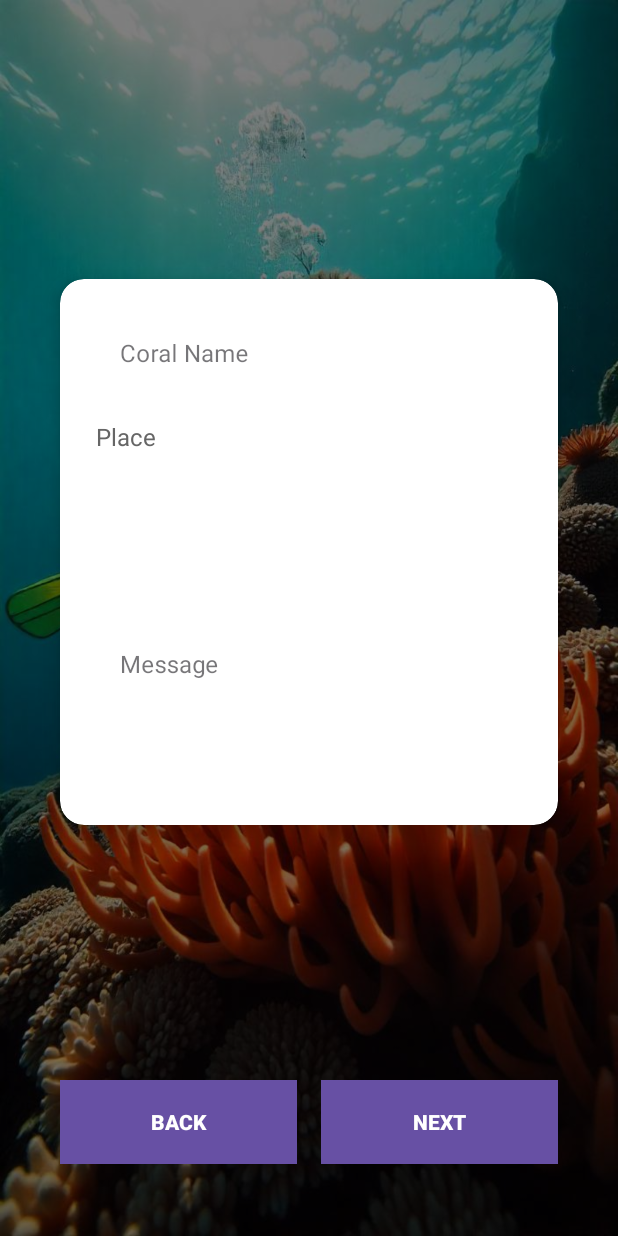
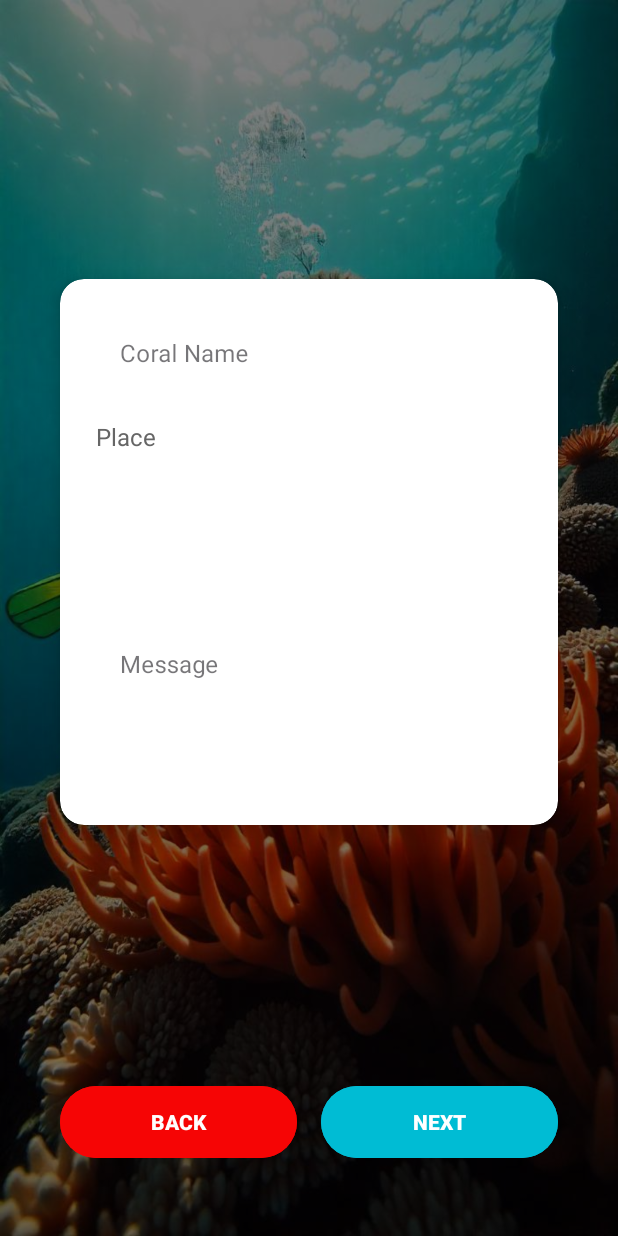
Before and after one commit to YosuaChristian69/aplikasiadopsiterumbukarang, an Android app: the UserAddCoralFragment screen opened through its navigation route, on a phone screen of 412 x 824 dp. Run offline under Robolectric (Android 15) with nearby library versions, the phone set to English and light mode, and no system bars.

Commit message:
ui fix add coral

```diff
--- a/app/src/main/java/id/istts/aplikasiadopsiterumbukarang/presentation/fragments/user/UserAddCoralFragment.kt
+++ b/app/src/main/java/id/istts/aplikasiadopsiterumbukarang/presentation/fragments/user/UserAddCoralFragment.kt
@@ -1,34 +1,28 @@
 package id.istts.aplikasiadopsiterumbukarang.presentation.fragments.user
 
 import android.os.Bundle
+import android.util.Log
 import androidx.fragment.app.Fragment
 import android.view.LayoutInflater
 import android.view.View
 import android.view.ViewGroup
+import android.widget.Button
+import android.widget.TextView
+import android.widget.Toast
+import androidx.lifecycle.lifecycleScope
+import androidx.navigation.fragment.findNavController
+import com.google.android.material.bottomnavigation.BottomNavigationView
 import id.istts.aplikasiadopsiterumbukarang.R
+import id.istts.aplikasiadopsiterumbukarang.utils.SessionManager
+import kotlinx.coroutines.launch
 
-// TODO: Rename parameter arguments, choose names that match
-// the fragment initialization parameters, e.g. ARG_ITEM_NUMBER
-private const val ARG_PARAM1 = "param1"
-private const val ARG_PARAM2 = "param2"
 
-/**
- * A simple [Fragment] subclass.
- * Use the [UserAddCoralFragment.newInstance] factory method to
- * create an instance of this fragment.
- */
 class UserAddCoralFragment : Fragment() {
-    // TODO: Rename and change types of parameters
-    private var param1: String? = null
-    private var param2: String? = null
+    private lateinit var sessionManager: SessionManager
+    private lateinit var userGreetingTextView: TextView
+    private lateinit var bottomNavigation: BottomNavigationView
+    private lateinit var btnBack: Button
 
-    override fun onCreate(savedInstanceState: Bundle?) {
-        super.onCreate(savedInstanceState)
-        arguments?.let {
-            param1 = it.getString(ARG_PARAM1)
-            param2 = it.getString(ARG_PARAM2)
-        }
-    }
 
     override fun onCreateView(
         inflater: LayoutInflater, container: ViewGroup?,
@@ -37,5 +31,142 @@ class UserAddCoralFragment : Fragment() {
         // Inflate the layout for this fragment
         return inflater.inflate(R.layout.fragment_user_add_coral, container, false)
     }
+    override fun onViewCreated(view: View, savedInstanceState: Bundle?) {
+        super.onViewCreated(view, savedInstanceState)
+
+        sessionManager = SessionManager(requireContext())
+
+        // Initialize views first
+        initializeViews(view)
+
+        // Setup logout button immediately (tidak tergantung validasi)
+//        setupLogoutButton()
+
+        lifecycleScope.launch {
+            if (!validateUserAccess()) {
+                return@launch
+            }
+            setupViews()
+        }
+    }
+    private fun setupViews() {
+        try {
+            val userName = sessionManager.fetchUserName() ?: "User"
+            userGreetingTextView.text = "Hi, $userName"
+
+            // Setup bottom navigation if needed\
+            btnBack.setOnClickListener{
+                Log.d("UserAddCoral", "btn back pressed")
+                findNavController().navigate(R.id.action_userAddCoralFragment_to_userDashboardFragment)
+//                true
+            }
+//            bottomNavigation.setOnItemSelectedListener { menuItem ->
+//                when (menuItem.itemId) {
+                    // Handle navigation items based on your menu
+//                     R.id.nav_my_coral -> {
+//                         findNavController().navigate(R.id.action_userAddCoralFragment_to_userDashboardFragment)
+//                         true
+//                     }
+//                    R.id.nav_adopt_coral ->{
+//                        findNavController().navigate(R.id.action_userDashboardFragment_to_userAddCoralFragment)
+//                        true
+//                    }
+//                    else -> false
+//                }
+//            }
+
+            Log.d("UserDashboard", "Views setup complete")
+        } catch (e: Exception) {
+            Log.e("UserDashboard", "Error setting up views: ${e.message}")
+            e.printStackTrace()
+        }
+    }
+
+    private fun navigateToLogin() {
+        if (isAdded && !isDetached && !isRemoving) {
+            try {
+                Log.d("UserDashboard", "Navigating to login")
+                findNavController().navigate(R.id.action_userDashboardFragment_to_loginFragment)
+            } catch (e: Exception) {
+                Log.e("UserDashboard", "Navigation error: ${e.message}")
+                e.printStackTrace()
+            }
+        }
+    }
+
+    private fun performLogout() {
+        if (!isAdded || isDetached) {
+            Log.w("UserDashboard", "Cannot perform logout - fragment not attached")
+            return
+        }
+
+        try {
+            Log.d("UserDashboard", "Performing logout...")
+
+            // Clear session data
+            sessionManager.clearSession()
+
+            // Show logout confirmation message
+            Toast.makeText(requireContext(), "Anda berhasil Logout", Toast.LENGTH_SHORT).show()
+
+            // Navigate to login screen
+            navigateToLogin()
+        } catch (e: Exception) {
+            Log.e("UserDashboard", "Error during logout: ${e.message}")
+            e.printStackTrace()
+            Toast.makeText(requireContext(), "Error during logout", Toast.LENGTH_SHORT).show()
+        }
+    }
+    private fun validateUserAccess(): Boolean {
+        if (!isAdded || isDetached) {
+            Log.w("UserDashboard", "Fragment not properly attached")
+            return false
+        }
+
+        if (!sessionManager.isLoggedIn()) {
+            Log.w("UserDashboard", "User not logged in")
+            navigateToLogin()
+            return false
+        }
+
+        val userStatus = sessionManager.fetchUserStatus()
+        if (userStatus != "user") {
+            Log.w("UserDashboard", "Invalid user status: $userStatus")
+            navigateToLogin()
+            return false
+        }
+
+        Log.d("UserDashboard", "User access validated successfully")
+        return true
+    }
+    override fun onResume() {
+        super.onResume()
+        Log.d("UserDashboard", "Fragment resumed")
+        if (!validateUserAccess()) {
+            return
+        }
+    }
+    private fun initializeViews(view: View) {
+        try {
+            // Find the TextView that shows "Hi, USER" in your layout
+            userGreetingTextView = view.findViewById<TextView>(R.id.userGreetingTextView)
+                ?: throw IllegalStateException("userGreetingTextView not found in layout")
+
+//            bottomNavigation = view.findViewById<BottomNavigationView>(R.id.bottom_navigation)
+//                ?: throw IllegalStateException("bottom_navigation not found in layout")
+
+            btnBack = view.findViewById<Button>(R.id.btnBack)
+                ?: throw IllegalStateException("btnBack not found in layout")
+
+            Log.d("UserDashboard", "All views initialized successfully")
+        } catch (e: Exception) {
+            Log.e("UserDashboard", "Error initializing views: ${e.message}")
+            e.printStackTrace()
+        }
+    }
+    companion object {
+        @JvmStatic
+        fun newInstance() = UserDashboardFragment()
+    }
 
 }
--- a/app/src/main/res/layout/fragment_user_add_coral.xml
+++ b/app/src/main/res/layout/fragment_user_add_coral.xml
@@ -127,26 +127,26 @@
                 android:id="@+id/btnBack"
                 android:layout_width="0dp"
                 android:layout_height="56dp"
+                android:layout_marginEnd="8dp"
                 android:layout_weight="1"
-                android:layout_marginEnd="8dp"
+                android:backgroundTint="#F60505"
+                android:elevation="4dp"
                 android:text="BACK"
                 android:textColor="#FFFFFF"
-                android:textStyle="bold"
-                android:background="#F81616"
-                android:elevation="4dp" />
+                android:textStyle="bold" />
 
             <!-- Next Button -->
             <Button
                 android:id="@+id/btnNext"
                 android:layout_width="0dp"
                 android:layout_height="56dp"
+                android:layout_marginStart="8dp"
                 android:layout_weight="1"
-                android:layout_marginStart="8dp"
+                android:backgroundTint="#00BCD4"
+                android:elevation="4dp"
                 android:text="NEXT"
                 android:textColor="#FFFFFF"
-                android:textStyle="bold"
-                android:background="#4EF8BF"
-                android:elevation="4dp" />
+                android:textStyle="bold" />
 
         </LinearLayout>
 
```
